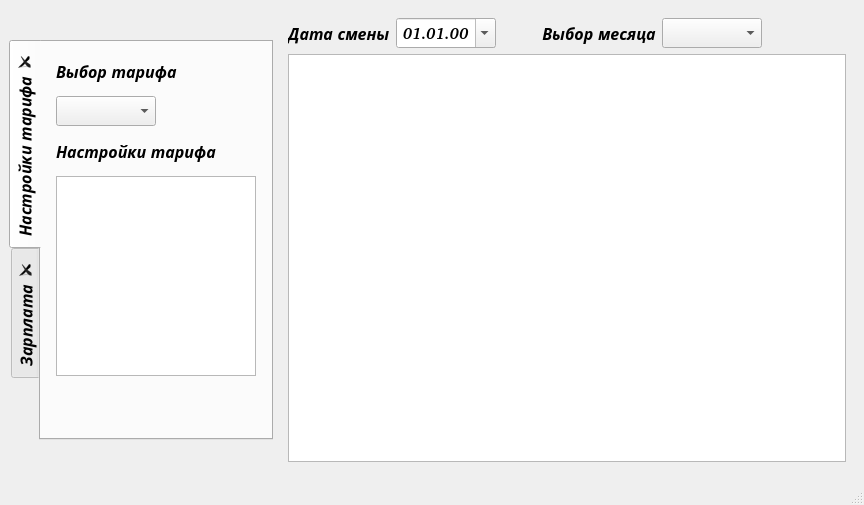
Above: my_form.ui from pAVlicSim/salary_of_taxi_1.2 before the change. Below: the same form after it.
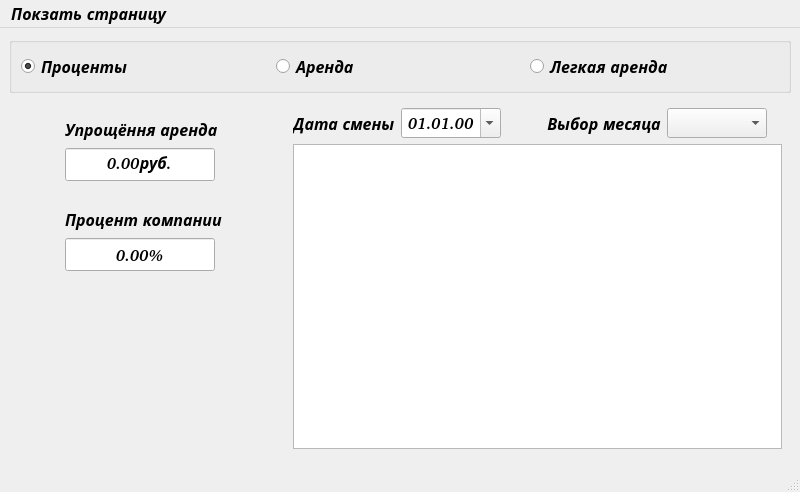
That is the form after the change. The open tabs and pages were chosen to show the change.

Diff of the .ui file:
```diff
--- a/my_form.ui
+++ b/my_form.ui
@@ -6,8 +6,8 @@
    <rect>
     <x>0</x>
     <y>0</y>
-    <width>864</width>
-    <height>505</height>
+    <width>800</width>
+    <height>492</height>
    </rect>
   </property>
   <property name="sizePolicy">
@@ -60,201 +60,55 @@
      <bold>true</bold>
     </font>
    </property>
-   <layout class="QHBoxLayout" name="horizontalLayout_2">
-    <item>
-     <widget class="QTabWidget" name="tabWidget">
-      <property name="sizePolicy">
-       <sizepolicy hsizetype="Fixed" vsizetype="Fixed">
-        <horstretch>0</horstretch>
-        <verstretch>0</verstretch>
-       </sizepolicy>
-      </property>
-      <property name="minimumSize">
-       <size>
-        <width>200</width>
-        <height>400</height>
-       </size>
-      </property>
-      <property name="baseSize">
-       <size>
-        <width>300</width>
-        <height>500</height>
-       </size>
-      </property>
-      <property name="tabPosition">
-       <enum>QTabWidget::West</enum>
-      </property>
+   <layout class="QGridLayout" name="gridLayout">
+    <item row="2" column="0">
+     <widget class="QStackedWidget" name="stackedWidget">
       <property name="currentIndex">
        <number>1</number>
       </property>
-      <property name="tabsClosable">
-       <bool>true</bool>
-      </property>
-      <property name="tabBarAutoHide">
-       <bool>true</bool>
-      </property>
-      <widget class="QWidget" name="tab">
-       <attribute name="title">
-        <string>Настройки тарифа</string>
-       </attribute>
-       <layout class="QHBoxLayout" name="horizontalLayout_5">
+      <widget class="QWidget" name="page_salary">
+       <layout class="QHBoxLayout" name="horizontalLayout">
         <item>
-         <layout class="QVBoxLayout" name="verticalLayout_2" stretch="0,0,0,0,0">
-          <property name="spacing">
-           <number>10</number>
-          </property>
-          <property name="sizeConstraint">
-           <enum>QLayout::SetFixedSize</enum>
-          </property>
+         <layout class="QVBoxLayout" name="verticalLayout_2">
           <property name="leftMargin">
-           <number>5</number>
+           <number>10</number>
           </property>
           <property name="topMargin">
-           <number>5</number>
+           <number>10</number>
           </property>
           <property name="rightMargin">
-           <number>5</number>
+           <number>10</number>
           </property>
           <property name="bottomMargin">
-           <number>6</number>
+           <number>10</number>
           </property>
+          <item>
+           <widget class="QLabel" name="label_8">
+            <property name="text">
+             <string>Расчет зарплаты</string>
+            </property>
+           </widget>
+          </item>
+          <item>
+           <spacer name="verticalSpacer_8">
+            <property name="orientation">
+             <enum>Qt::Vertical</enum>
+            </property>
+            <property name="sizeType">
+             <enum>QSizePolicy::Minimum</enum>
+            </property>
+            <property name="sizeHint" stdset="0">
+             <size>
+              <width>15</width>
+              <height>15</height>
+             </size>
+            </property>
+           </spacer>
+          </item>
           <item>
            <widget class="QLabel" name="label_2">
-            <property name="minimumSize">
-             <size>
-              <width>0</width>
-              <height>30</height>
-             </size>
-            </property>
             <property name="text">
-             <string>Выбор тарифа</string>
-            </property>
-           </widget>
-          </item>
-          <item>
-           <widget class="QComboBox" name="comboBox_selectTariff">
-            <property name="minimumSize">
-             <size>
-              <width>100</width>
-              <height>30</height>
-             </size>
-            </property>
-            <property name="maximumSize">
-             <size>
-              <width>100</width>
-              <height>30</height>
-             </size>
-            </property>
-            <property name="contextMenuPolicy">
-             <enum>Qt::ActionsContextMenu</enum>
-            </property>
-            <property name="editable">
-             <bool>false</bool>
-            </property>
-            <property name="maxVisibleItems">
-             <number>5</number>
-            </property>
-            <property name="maxCount">
-             <number>10</number>
-            </property>
-           </widget>
-          </item>
-          <item>
-           <widget class="QLabel" name="label_3">
-            <property name="minimumSize">
-             <size>
-              <width>0</width>
-              <height>30</height>
-             </size>
-            </property>
-            <property name="text">
-             <string>Настройки тарифа</string>
-            </property>
-           </widget>
-          </item>
-          <item>
-           <widget class="QTableView" name="tableView_settingTariff">
-            <property name="sizePolicy">
-             <sizepolicy hsizetype="Preferred" vsizetype="Preferred">
-              <horstretch>0</horstretch>
-              <verstretch>0</verstretch>
-             </sizepolicy>
-            </property>
-            <property name="minimumSize">
-             <size>
-              <width>200</width>
-              <height>200</height>
-             </size>
-            </property>
-            <property name="maximumSize">
-             <size>
-              <width>200</width>
-              <height>400</height>
-             </size>
-            </property>
-            <property name="contextMenuPolicy">
-             <enum>Qt::ActionsContextMenu</enum>
-            </property>
-            <property name="alternatingRowColors">
-             <bool>true</bool>
-            </property>
-            <property name="textElideMode">
-             <enum>Qt::ElideMiddle</enum>
-            </property>
-            <attribute name="horizontalHeaderMinimumSectionSize">
-             <number>30</number>
-            </attribute>
-            <attribute name="horizontalHeaderDefaultSectionSize">
-             <number>90</number>
-            </attribute>
-           </widget>
-          </item>
-          <item>
-           <spacer name="verticalSpacer">
-            <property name="orientation">
-             <enum>Qt::Vertical</enum>
-            </property>
-            <property name="sizeHint" stdset="0">
-             <size>
-              <width>20</width>
-              <height>40</height>
-             </size>
-            </property>
-           </spacer>
-          </item>
-         </layout>
-        </item>
-       </layout>
-      </widget>
-      <widget class="QWidget" name="tab_2">
-       <attribute name="title">
-        <string>Зарплата</string>
-       </attribute>
-       <layout class="QHBoxLayout" name="horizontalLayout_6">
-        <item>
-         <layout class="QVBoxLayout" name="verticalLayout_3" stretch="0,0,0,0,0,0,0,0,0,0,0">
-          <property name="leftMargin">
-           <number>10</number>
-          </property>
-          <property name="topMargin">
-           <number>10</number>
-          </property>
-          <property name="rightMargin">
-           <number>10</number>
-          </property>
-          <property name="bottomMargin">
-           <number>10</number>
-          </property>
-          <item>
-           <widget class="QLabel" name="label_6">
-            <property name="minimumSize">
-             <size>
-              <width>0</width>
-              <height>30</height>
-             </size>
-            </property>
-            <property name="text">
-             <string>Доход</string>
+             <string>Зарплата</string>
             </property>
            </widget>
           </item>
@@ -284,17 +138,17 @@
            </widget>
           </item>
           <item>
-           <spacer name="verticalSpacer_4">
+           <spacer name="verticalSpacer_2">
             <property name="orientation">
              <enum>Qt::Vertical</enum>
             </property>
             <property name="sizeType">
-             <enum>QSizePolicy::Fixed</enum>
+             <enum>QSizePolicy::Minimum</enum>
             </property>
             <property name="sizeHint" stdset="0">
              <size>
               <width>20</width>
-              <height>20</height>
+              <height>15</height>
              </size>
             </property>
            </spacer>
@@ -337,12 +191,12 @@
              <enum>Qt::Vertical</enum>
             </property>
             <property name="sizeType">
-             <enum>QSizePolicy::Fixed</enum>
+             <enum>QSizePolicy::Minimum</enum>
             </property>
             <property name="sizeHint" stdset="0">
              <size>
               <width>20</width>
-              <height>20</height>
+              <height>15</height>
              </size>
             </property>
            </spacer>
@@ -390,7 +244,7 @@
             <property name="sizeHint" stdset="0">
              <size>
               <width>20</width>
-              <height>20</height>
+              <height>30</height>
              </size>
             </property>
            </spacer>
@@ -414,14 +268,217 @@
             </property>
            </widget>
           </item>
+         </layout>
+        </item>
+       </layout>
+      </widget>
+      <widget class="QWidget" name="page_percent">
+       <layout class="QHBoxLayout" name="horizontalLayout_2">
+        <item>
+         <layout class="QVBoxLayout" name="verticalLayout_3">
+          <property name="leftMargin">
+           <number>10</number>
+          </property>
+          <property name="topMargin">
+           <number>10</number>
+          </property>
+          <property name="rightMargin">
+           <number>10</number>
+          </property>
+          <property name="bottomMargin">
+           <number>10</number>
+          </property>
           <item>
-           <spacer name="verticalSpacer_2">
+           <widget class="QLabel" name="label_6">
+            <property name="text">
+             <string>Выбор тарифа</string>
+            </property>
+           </widget>
+          </item>
+          <item>
+           <widget class="QComboBox" name="comboBox_selectTariff">
+            <property name="sizePolicy">
+             <sizepolicy hsizetype="Fixed" vsizetype="Fixed">
+              <horstretch>0</horstretch>
+              <verstretch>0</verstretch>
+             </sizepolicy>
+            </property>
+            <property name="minimumSize">
+             <size>
+              <width>150</width>
+              <height>35</height>
+             </size>
+            </property>
+            <property name="contextMenuPolicy">
+             <enum>Qt::ActionsContextMenu</enum>
+            </property>
+            <item>
+             <property name="text">
+              <string>Новый элемент</string>
+             </property>
+            </item>
+            <item>
+             <property name="text">
+              <string>Новый элемент</string>
+             </property>
+            </item>
+            <item>
+             <property name="text">
+              <string>Новый элемент</string>
+             </property>
+            </item>
+           </widget>
+          </item>
+          <item>
+           <spacer name="verticalSpacer_10">
             <property name="orientation">
              <enum>Qt::Vertical</enum>
             </property>
             <property name="sizeHint" stdset="0">
              <size>
               <width>20</width>
+              <height>20</height>
+             </size>
+            </property>
+           </spacer>
+          </item>
+          <item>
+           <widget class="QLabel" name="label_7">
+            <property name="text">
+             <string>Настройки тарифа</string>
+            </property>
+           </widget>
+          </item>
+          <item>
+           <widget class="QTableView" name="tableView_settingTariff">
+            <property name="contextMenuPolicy">
+             <enum>Qt::ActionsContextMenu</enum>
+            </property>
+           </widget>
+          </item>
+         </layout>
+        </item>
+       </layout>
+      </widget>
+      <widget class="QWidget" name="page_rent">
+       <layout class="QHBoxLayout" name="horizontalLayout_5">
+        <item>
+         <layout class="QVBoxLayout" name="verticalLayout_4">
+          <property name="sizeConstraint">
+           <enum>QLayout::SetDefaultConstraint</enum>
+          </property>
+          <property name="leftMargin">
+           <number>10</number>
+          </property>
+          <property name="topMargin">
+           <number>10</number>
+          </property>
+          <property name="rightMargin">
+           <number>10</number>
+          </property>
+          <property name="bottomMargin">
+           <number>10</number>
+          </property>
+          <item>
+           <widget class="QLabel" name="label_9">
+            <property name="text">
+             <string>Аренда</string>
+            </property>
+           </widget>
+          </item>
+          <item>
+           <widget class="QDoubleSpinBox" name="doubleSpinBox_4">
+            <property name="sizePolicy">
+             <sizepolicy hsizetype="Fixed" vsizetype="Fixed">
+              <horstretch>0</horstretch>
+              <verstretch>0</verstretch>
+             </sizepolicy>
+            </property>
+            <property name="minimumSize">
+             <size>
+              <width>150</width>
+              <height>35</height>
+             </size>
+            </property>
+            <property name="maximumSize">
+             <size>
+              <width>16777215</width>
+              <height>35</height>
+             </size>
+            </property>
+            <property name="alignment">
+             <set>Qt::AlignCenter</set>
+            </property>
+            <property name="buttonSymbols">
+             <enum>QAbstractSpinBox::NoButtons</enum>
+            </property>
+            <property name="showGroupSeparator" stdset="0">
+             <bool>true</bool>
+            </property>
+            <property name="suffix">
+             <string>руб.</string>
+            </property>
+            <property name="maximum">
+             <double>5000.989999999999782</double>
+            </property>
+           </widget>
+          </item>
+          <item>
+           <spacer name="verticalSpacer_5">
+            <property name="orientation">
+             <enum>Qt::Vertical</enum>
+            </property>
+            <property name="sizeType">
+             <enum>QSizePolicy::Minimum</enum>
+            </property>
+            <property name="sizeHint" stdset="0">
+             <size>
+              <width>20</width>
+              <height>20</height>
+             </size>
+            </property>
+           </spacer>
+          </item>
+          <item>
+           <widget class="QLabel" name="label_10">
+            <property name="text">
+             <string>Процент компании</string>
+            </property>
+           </widget>
+          </item>
+          <item>
+           <widget class="QDoubleSpinBox" name="doubleSpinBox_5">
+            <property name="sizePolicy">
+             <sizepolicy hsizetype="Fixed" vsizetype="Fixed">
+              <horstretch>0</horstretch>
+              <verstretch>0</verstretch>
+             </sizepolicy>
+            </property>
+            <property name="minimumSize">
+             <size>
+              <width>150</width>
+              <height>35</height>
+             </size>
+            </property>
+            <property name="alignment">
+             <set>Qt::AlignCenter</set>
+            </property>
+            <property name="buttonSymbols">
+             <enum>QAbstractSpinBox::NoButtons</enum>
+            </property>
+            <property name="suffix">
+             <string>%</string>
+            </property>
+           </widget>
+          </item>
+          <item>
+           <spacer name="verticalSpacer_4">
+            <property name="orientation">
+             <enum>Qt::Vertical</enum>
+            </property>
+            <property name="sizeHint" stdset="0">
+             <size>
+              <width>20</width>
               <height>40</height>
              </size>
             </property>
@@ -431,9 +488,174 @@
         </item>
        </layout>
       </widget>
+      <widget class="QWidget" name="page_easy_rental">
+       <layout class="QHBoxLayout" name="horizontalLayout_6">
+        <item>
+         <layout class="QVBoxLayout" name="verticalLayout_5">
+          <property name="leftMargin">
+           <number>10</number>
+          </property>
+          <property name="topMargin">
+           <number>10</number>
+          </property>
+          <property name="rightMargin">
+           <number>10</number>
+          </property>
+          <property name="bottomMargin">
+           <number>10</number>
+          </property>
+          <item>
+           <widget class="QLabel" name="label_11">
+            <property name="text">
+             <string>Упрощёння аренда</string>
+            </property>
+           </widget>
+          </item>
+          <item>
+           <widget class="QDoubleSpinBox" name="doubleSpinBox_6">
+            <property name="sizePolicy">
+             <sizepolicy hsizetype="Fixed" vsizetype="Fixed">
+              <horstretch>0</horstretch>
+              <verstretch>0</verstretch>
+             </sizepolicy>
+            </property>
+            <property name="minimumSize">
+             <size>
+              <width>150</width>
+              <height>35</height>
+             </size>
+            </property>
+            <property name="alignment">
+             <set>Qt::AlignCenter</set>
+            </property>
+            <property name="buttonSymbols">
+             <enum>QAbstractSpinBox::NoButtons</enum>
+            </property>
+            <property name="suffix">
+             <string>руб.</string>
+            </property>
+           </widget>
+          </item>
+          <item>
+           <spacer name="verticalSpacer_7">
+            <property name="orientation">
+             <enum>Qt::Vertical</enum>
+            </property>
+            <property name="sizeType">
+             <enum>QSizePolicy::Minimum</enum>
+            </property>
+            <property name="sizeHint" stdset="0">
+             <size>
+              <width>20</width>
+              <height>20</height>
+             </size>
+            </property>
+           </spacer>
+          </item>
+          <item>
+           <widget class="QLabel" name="label_12">
+            <property name="text">
+             <string>Процент компании</string>
+            </property>
+           </widget>
+          </item>
+          <item>
+           <widget class="QDoubleSpinBox" name="doubleSpinBox_7">
+            <property name="sizePolicy">
+             <sizepolicy hsizetype="Fixed" vsizetype="Fixed">
+              <horstretch>0</horstretch>
+              <verstretch>0</verstretch>
+             </sizepolicy>
+            </property>
+            <property name="minimumSize">
+             <size>
+              <width>150</width>
+              <height>35</height>
+             </size>
+            </property>
+            <property name="alignment">
+             <set>Qt::AlignCenter</set>
+            </property>
+            <property name="buttonSymbols">
+             <enum>QAbstractSpinBox::NoButtons</enum>
+            </property>
+            <property name="suffix">
+             <string>%</string>
+            </property>
+           </widget>
+          </item>
+          <item>
+           <spacer name="verticalSpacer_6">
+            <property name="orientation">
+             <enum>Qt::Vertical</enum>
+            </property>
+            <property name="sizeHint" stdset="0">
+             <size>
+              <width>20</width>
+              <height>40</height>
+             </size>
+            </property>
+           </spacer>
+          </item>
+         </layout>
+        </item>
+       </layout>
+      </widget>
      </widget>
     </item>
-    <item>
+    <item row="1" column="0" colspan="2">
+     <widget class="QGroupBox" name="groupBox">
+      <property name="title">
+       <string/>
+      </property>
+      <property name="flat">
+       <bool>true</bool>
+      </property>
+      <property name="checkable">
+       <bool>false</bool>
+      </property>
+      <layout class="QHBoxLayout" name="horizontalLayout_8">
+       <item>
+        <widget class="QRadioButton" name="radioButton_percent">
+         <property name="text">
+          <string>Проценты</string>
+         </property>
+         <property name="checked">
+          <bool>true</bool>
+         </property>
+        </widget>
+       </item>
+       <item>
+        <widget class="QRadioButton" name="radioButton_rent">
+         <property name="text">
+          <string>Аренда</string>
+         </property>
+        </widget>
+       </item>
+       <item>
+        <widget class="QRadioButton" name="radioButton_easy_rental">
+         <property name="text">
+          <string>Легкая аренда</string>
+         </property>
+        </widget>
+       </item>
+      </layout>
+     </widget>
+    </item>
+    <item row="3" column="0">
+     <spacer name="verticalSpacer_9">
+      <property name="orientation">
+       <enum>Qt::Vertical</enum>
+      </property>
+      <property name="sizeHint" stdset="0">
+       <size>
+        <width>20</width>
+        <height>40</height>
+       </size>
+      </property>
+     </spacer>
+    </item>
+    <item row="2" column="1" rowspan="2">
      <widget class="QWidget" name="widget" native="true">
       <property name="minimumSize">
        <size>
@@ -534,6 +756,12 @@
          </item>
          <item>
           <widget class="QTableView" name="tableView_shifts">
+           <property name="sizePolicy">
+            <sizepolicy hsizetype="Expanding" vsizetype="Expanding">
+             <horstretch>0</horstretch>
+             <verstretch>0</verstretch>
+            </sizepolicy>
+           </property>
            <property name="contextMenuPolicy">
             <enum>Qt::ActionsContextMenu</enum>
            </property>
@@ -563,7 +791,7 @@
     <rect>
      <x>0</x>
      <y>0</y>
-     <width>864</width>
+     <width>800</width>
      <height>29</height>
     </rect>
    </property>
@@ -576,6 +804,16 @@
      <bold>true</bold>
     </font>
    </property>
+   <widget class="QMenu" name="menu">
+    <property name="title">
+     <string>Покзать страницу</string>
+    </property>
+    <addaction name="action_rent"/>
+    <addaction name="action_easy_rental"/>
+    <addaction name="action_tariff"/>
+    <addaction name="action_salary"/>
+   </widget>
+   <addaction name="menu"/>
   </widget>
   <widget class="QStatusBar" name="statusBar">
    <property name="sizeGripEnabled">
```
Left out of the diff: 196 changed lines with no effect on the pictures.
